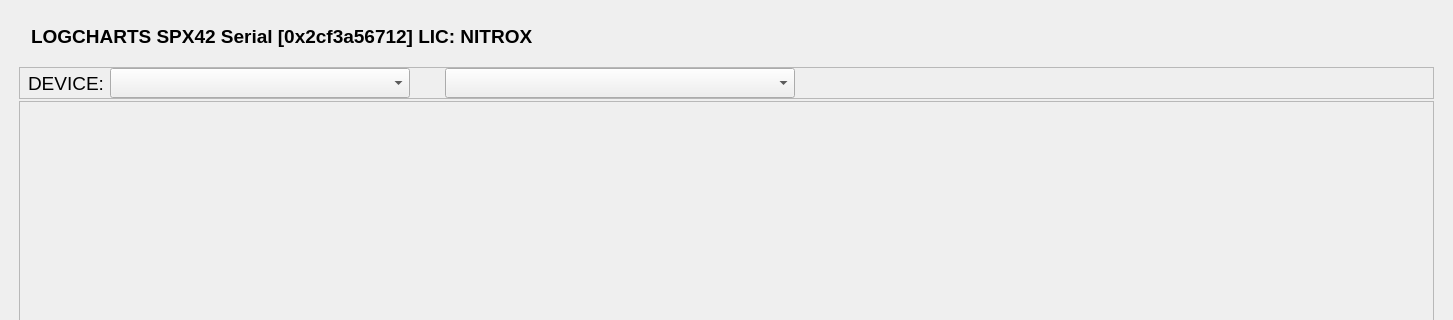
The window that src/ui/ChartsFragment.ui (dmarc0001/spx42Control) describes before a commit, drawn with Qt 5; both pictures show x 0 to 1453 and y 0 to 320 of the 1453 by 721 pixel window.
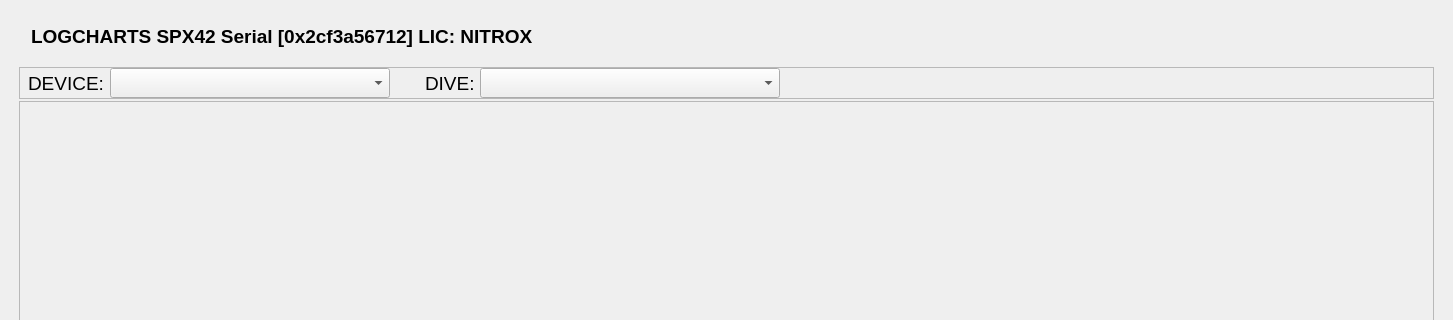
The same window after the commit.

Commit message: - versuch layout zu machen

The edit to the form file:
```diff
--- a/src/ui/ChartsFragment.ui
+++ b/src/ui/ChartsFragment.ui
@@ -175,7 +175,7 @@
           <widget class="QComboBox" name="deviceSelectComboBox">
            <property name="minimumSize">
             <size>
-             <width>300</width>
+             <width>280</width>
              <height>24</height>
             </size>
            </property>
@@ -216,11 +216,23 @@
            </property>
           </spacer>
          </item>
+         <item>
+          <widget class="QLabel" name="diveLabel">
+           <property name="font">
+            <font>
+             <pointsize>14</pointsize>
+            </font>
+           </property>
+           <property name="text">
+            <string>DIVE: </string>
+           </property>
+          </widget>
+         </item>
          <item>
           <widget class="QComboBox" name="diveSelectComboBox">
            <property name="minimumSize">
             <size>
-             <width>350</width>
+             <width>300</width>
              <height>24</height>
             </size>
            </property>
@@ -255,7 +267,7 @@
            </property>
            <property name="sizeHint" stdset="0">
             <size>
-             <width>120</width>
+             <width>80</width>
              <height>20</height>
             </size>
            </property>
```
The commit also changes 4 other files.
